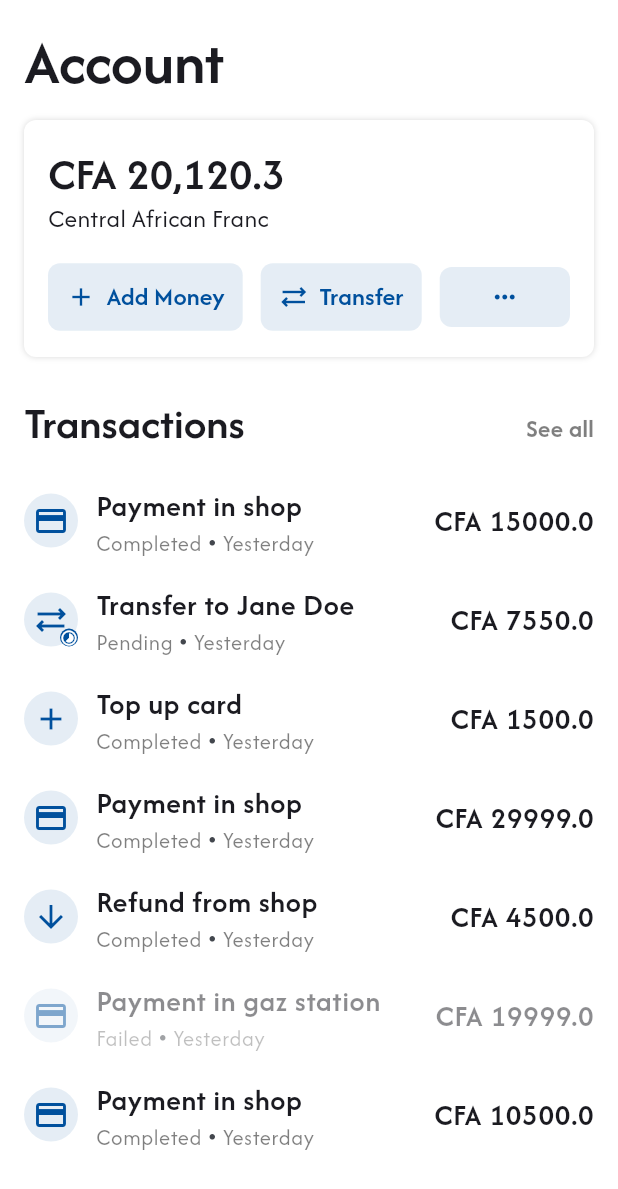
After one commit to Asmitta-01/Dimplespay-feature---Internship-Test, a Flutter app: the DashboardScreen screen opened by its route, scrolled down 95 dp, after a tap on "Add Money", on a phone screen of 412 x 824 dp. The commit adds this screen. Shown: the top 1189 px of the screen. Run offline on Flutter 3.47's test engine with Material 3 defaults, Android fonts, the phone set to English and light mode, and no system bars; our stand-ins replace get, loading_animation_widget.

Commit message:
Added dashboard page

```diff
--- /dev/null
+++ b/lib/controllers/dashboard_controller.dart
@@ -0,0 +1,77 @@
+import 'package:dimplespay_feature_implementation/models/transaction.dart';
+import 'package:get/get.dart';
+
+class DashboardController extends GetxController {
+  List<Transaction> transactions = [];
+
+  DashboardController() {
+    _fetchTransactions();
+  }
+
+  void _fetchTransactions() {
+    transactions = [
+      Transaction(
+        id: 1,
+        amount: 15000,
+        type: 'payment',
+        description: "Payment in shop",
+        status: 'completed',
+        timestamp: DateTime.now().subtract(const Duration(hours: 2)),
+      ),
+      Transaction(
+        id: 2,
+        amount: 7550,
+        type: 'transfer',
+        description: "Transfer to Jane Doe",
+        status: 'pending',
+        timestamp: DateTime.now().subtract(const Duration(hours: 5)),
+      ),
+      Transaction(
+        id: 3,
+        amount: 1500,
+        type: 'topup',
+        description: "Top up card",
+        status: 'completed',
+        timestamp: DateTime.now().subtract(const Duration(hours: 7)),
+      ),
+      Transaction(
+        id: 4,
+        amount: 29999,
+        type: 'payment',
+        description: "Payment in shop",
+        status: 'completed',
+        timestamp: DateTime.now().subtract(const Duration(hours: 8)),
+      ),
+      Transaction(
+        id: 5,
+        amount: 4500,
+        type: 'refund',
+        description: "Refund from shop",
+        status: 'completed',
+        timestamp: DateTime.now().subtract(const Duration(hours: 12)),
+      ),
+      Transaction(
+        id: 6,
+        amount: 19999,
+        type: 'payment',
+        description: "Payment in gaz station",
+        status: 'failed',
+        timestamp: DateTime.now().subtract(const Duration(hours: 24)),
+      ),
+      Transaction(
+        id: 7,
+        amount: 10500,
+        type: 'payment',
+        description: "Payment in shop",
+        status: 'completed',
+        timestamp: DateTime.now().subtract(const Duration(days: 2)),
+      ),
+    ];
+  }
+
+  void topUp() {}
+
+  void transfer() {}
+
+  void goToTransactionsScreen() {}
+}
--- a/lib/controllers/login_controller.dart
+++ b/lib/controllers/login_controller.dart
@@ -1,4 +1,5 @@
 // import 'package:dimplespay_feature_implementation/routes.dart';
+import 'package:dimplespay_feature_implementation/routes.dart';
 import 'package:dimplespay_feature_implementation/utils/api_service.dart';
 import 'package:flutter/material.dart';
 import 'package:get/get.dart';
@@ -9,7 +10,7 @@ class LoginController extends GetxController {
   Future<String?> login(String email, String password) async {
     String? result = await _apiService.login(email: email, password: password);
     if (result == null) {
-      // login successful
+      Get.offAllNamed(Routes.dashboard);
       Get.showSnackbar(GetSnackBar(
         message: 'Login successful',
         duration: const Duration(seconds: 2),
@@ -21,7 +22,6 @@ class LoginController extends GetxController {
           color: Get.theme.colorScheme.onPrimary,
         ),
       ));
-      // Get.offAllNamed(Routes.dashboard);
     }
     return result;
   }
--- a/lib/models/transaction.dart
+++ b/lib/models/transaction.dart
@@ -1,14 +1,16 @@
 class Transaction {
-  final String id;
+  final int id;
   final double amount;
   final String type;
   final String status;
+  final String description;
   final DateTime timestamp;
 
   Transaction({
     required this.id,
     required this.amount,
     required this.type,
+    required this.description,
     required this.status,
     required this.timestamp,
   });
@@ -18,6 +20,7 @@ class Transaction {
       id: json['id'],
       amount: json['amount'].toDouble(),
       type: json['type'],
+      description: json['description'],
       status: json['status'],
       timestamp: DateTime.parse(json['timestamp']),
     );
--- a/lib/routes.dart
+++ b/lib/routes.dart
@@ -1,6 +1,7 @@
+import 'package:dimplespay_feature_implementation/controllers/dashboard_controller.dart';
 import 'package:dimplespay_feature_implementation/controllers/login_controller.dart';
+import 'package:dimplespay_feature_implementation/views/dashboard_screen.dart';
 import 'package:dimplespay_feature_implementation/views/login_screen.dart';
-import 'package:flutter/widgets.dart';
 import 'package:get/get.dart';
 
 abstract class Routes {
@@ -22,6 +23,10 @@ class AppPages {
       page: () => const LoginScreen(),
       binding: BindingsBuilder.put(() => LoginController()),
     ),
-    GetPage(name: Routes.dashboard, page: () => Container()),
+    GetPage(
+      name: Routes.dashboard,
+      page: () => const DashboardScreen(),
+      binding: BindingsBuilder.put(() => DashboardController()),
+    ),
   ];
 }
--- a/lib/utils/api_service.dart
+++ b/lib/utils/api_service.dart
@@ -1,10 +1,12 @@
+import 'dart:async';
 import 'dart:convert';
 import 'dart:io';
+import 'package:dimplespay_feature_implementation/models/transaction.dart';
 import 'package:flutter/foundation.dart';
 import 'package:http/http.dart' as http;
 
 class ApiService {
-  final String baseUrl = "https://192.168.1.52:8000";
+  final String baseUrl = "https://192.168.1.121:8000";
 
   String? _authToken;
 
@@ -16,14 +18,17 @@ class ApiService {
   Future<String?> login(
       {required String email, required String password}) async {
     try {
-      final response = await http.post(
+      final response = await http
+          .post(
             Uri.parse('$baseUrl/login'),
             headers: _headers,
             body: jsonEncode({
               'email': email,
               'password': password,
             }),
-      );
+          )
+          .timeout(const Duration(seconds: 8));
+      ;
 
       final Map data = jsonDecode(response.body);
       if (response.statusCode == 200) {
@@ -36,6 +41,8 @@ class ApiService {
       }
     } on FormatException {
       return "Unable to parse request response";
+    } on TimeoutException {
+      return "Request timeout, check your connection";
     } on SocketException {
       return "Please check your internet connection";
     } catch (e) {
@@ -44,6 +51,53 @@ class ApiService {
     }
   }
 
+  Future<double> getWalletBalance() async {
+    if (_authToken == null) {
+      throw Exception('User not authenticated');
+    }
+
+    try {
+      final response = await http.get(
+        Uri.parse('$baseUrl/wallet/balance'),
+        headers: _headers,
+      );
+
+      if (response.statusCode == 200) {
+        final data = jsonDecode(response.body);
+        return data['balance'].toDouble();
+      } else {
+        throw Exception('Failed to fetch balance: ${response.statusCode}');
+      }
+    } catch (e) {
+      throw Exception('Balance fetch error: $e');
+    }
+  }
+
+  Future<List<Transaction>> getTransactions(
+      {int page = 1, int limit = 10}) async {
+    if (_authToken == null) {
+      throw Exception('User not authenticated');
+    }
+
+    try {
+      final response = await http.get(
+        Uri.parse('$baseUrl/wallet/transactions?page=$page&limit=$limit'),
+        headers: _headers,
+      );
+
+      if (response.statusCode == 200) {
+        final data = jsonDecode(response.body);
+        return (data['transactions'] as List)
+            .map((transaction) => Transaction.fromJson(transaction))
+            .toList();
+      } else {
+        throw Exception('Failed to fetch transactions: ${response.statusCode}');
+      }
+    } catch (e) {
+      throw Exception('Transactions fetch error: $e');
+    }
+  }
+
   void logout() {
     _authToken = null;
   }
--- a/lib/utils/theme.dart
+++ b/lib/utils/theme.dart
@@ -188,7 +188,11 @@ class AppTheme {
       displayLarge: TextStyle(fontFamily: fontFamily, fontSize: 99),
       displayMedium: TextStyle(fontFamily: fontFamily, fontSize: 62),
       displaySmall: TextStyle(fontFamily: fontFamily, fontSize: 50),
-      headlineMedium: TextStyle(fontFamily: fontFamily, fontSize: 42.5),
+      headlineMedium: TextStyle(
+        fontFamily: fontFamily,
+        fontSize: 42.5,
+        fontWeight: FontWeight.w600,
+      ),
       headlineSmall: TextStyle(
         fontFamily: fontFamily,
         fontSize: 30,
--- /dev/null
+++ b/lib/views/dashboard_screen.dart
@@ -0,0 +1,226 @@
+import 'package:dimplespay_feature_implementation/controllers/dashboard_controller.dart';
+import 'package:flutter/material.dart';
+import 'package:get/get.dart';
+
+class DashboardScreen extends GetView<DashboardController> {
+  const DashboardScreen({super.key});
+
+  @override
+  Widget build(BuildContext context) {
+    return GetBuilder<DashboardController>(builder: (controller) {
+      return Scaffold(
+        body: ListView(
+          padding: const EdgeInsets.symmetric(horizontal: 16, vertical: 48),
+          shrinkWrap: true,
+          children: [
+            Align(
+              alignment: Alignment.centerLeft,
+              child: CircleAvatar(
+                radius: 18,
+                backgroundColor: Get.theme.colorScheme.primary,
+                child: Icon(
+                  Icons.person_outline_rounded,
+                  color: Get.theme.colorScheme.onPrimary,
+                ),
+              ),
+            ),
+            const SizedBox(height: 24),
+            Text(
+              "Account",
+              style: Get.textTheme.headlineMedium,
+            ),
+            const SizedBox(height: 12),
+            _buildWalletCard(),
+            const SizedBox(height: 24),
+            Row(
+              textBaseline: TextBaseline.alphabetic,
+              mainAxisAlignment: MainAxisAlignment.spaceBetween,
+              crossAxisAlignment: CrossAxisAlignment.baseline,
+              children: [
+                Text(
+                  "Transactions",
+                  style: Get.textTheme.headlineSmall!
+                      .copyWith(fontWeight: FontWeight.w600),
+                ),
+                InkWell(
+                  onTap: controller.goToTransactionsScreen,
+                  child: Text(
+                    "See all",
+                    style: TextStyle(
+                      fontWeight: FontWeight.bold,
+                      color: Get.theme.colorScheme.onSurface.withOpacity(.5),
+                    ),
+                  ),
+                )
+              ],
+            ),
+            _buildTransactionList()
+          ],
+        ),
+      );
+    });
+  }
+
+  ListView _buildTransactionList() {
+    return ListView.builder(
+      shrinkWrap: true,
+      physics: const NeverScrollableScrollPhysics(),
+      padding: const EdgeInsets.only(top: 12),
+      itemCount: controller.transactions.length,
+      itemBuilder: (context, index) {
+        String type = controller.transactions[index].type;
+        String status = controller.transactions[index].status;
+        return Opacity(
+          opacity: status == 'failed' ? .5 : 1,
+          child: ListTile(
+            visualDensity: VisualDensity.compact,
+            contentPadding: EdgeInsets.zero,
+            leading: Stack(
+              children: [
+                CircleAvatar(
+                  radius: 18,
+                  backgroundColor:
+                      Get.theme.colorScheme.primary.withOpacity(.1),
+                  child: Icon(
+                    type == 'transfer'
+                        ? Icons.sync_alt_outlined
+                        : type == 'refund'
+                            ? Icons.arrow_downward
+                            : type == 'topup'
+                                ? Icons.add
+                                : Icons.payment,
+                    color: Get.theme.colorScheme.primary,
+                  ),
+                ),
+                if (status == 'pending')
+                  Positioned(
+                    bottom: 0,
+                    right: 0,
+                    child: Container(
+                      decoration: BoxDecoration(
+                        color: Get.theme.colorScheme.primary,
+                        shape: BoxShape.circle,
+                      ),
+                      child: Icon(
+                        Icons.timelapse,
+                        size: 12,
+                        color: Get.theme.colorScheme.onPrimary,
+                      ),
+                    ),
+                  )
+              ],
+            ),
+            title: Text(
+              controller.transactions[index].description,
+              overflow: TextOverflow.ellipsis,
+              style: Get.textTheme.bodyLarge!.copyWith(
+                fontWeight: FontWeight.w600,
+              ),
+            ),
+            subtitle: Row(
+              children: [
+                Text(
+                  controller.transactions[index].status.capitalize!,
+                  style: Get.textTheme.bodySmall!.copyWith(
+                    color: Get.theme.colorScheme.onSurface.withOpacity(.5),
+                  ),
+                ),
+                const SizedBox(width: 4),
+                const Text('•'),
+                const SizedBox(width: 4),
+                Text(
+                  "Yesterday",
+                  style: Get.textTheme.bodySmall!.copyWith(
+                    color: Get.theme.colorScheme.onSurface.withOpacity(.5),
+                  ),
+                ),
+              ],
+            ),
+            trailing: Text(
+              "CFA ${controller.transactions[index].amount}",
+              style: Get.textTheme.bodyLarge!.copyWith(
+                fontWeight: FontWeight.w600,
+              ),
+            ),
+          ),
+        );
+      },
+    );
+  }
+
+  Widget _buildWalletCard() {
+    return Container(
+        padding: const EdgeInsets.all(16),
+        decoration: BoxDecoration(
+          color: Get.theme.colorScheme.surface,
+          boxShadow: [
+            BoxShadow(
+              blurRadius: 3,
+              color: Get.theme.colorScheme.onSurface.withOpacity(.15),
+            )
+          ],
+          borderRadius: BorderRadius.circular(8),
+        ),
+        child: Column(
+          crossAxisAlignment: CrossAxisAlignment.start,
+          children: [
+            Text(
+              "CFA 20,120.3",
+              style: Get.textTheme.headlineSmall!
+                  .copyWith(fontWeight: FontWeight.w600),
+            ),
+            const Text("Central African Franc"),
+            const SizedBox(height: 18),
+            Row(
+              children: [
+                ElevatedButton.icon(
+                  onPressed: () {},
+                  label: const Text("Add Money"),
+                  icon: const Icon(Icons.add, size: 20),
+                  iconAlignment: IconAlignment.start,
+                  style: ElevatedButton.styleFrom(
+                    backgroundColor:
+                        Get.theme.colorScheme.primary.withOpacity(.1),
+                    foregroundColor: Get.theme.colorScheme.primary,
+                    textStyle: Get.textTheme.labelLarge!.copyWith(
+                      fontWeight: FontWeight.w600,
+                    ),
+                  ),
+                ),
+                const SizedBox(width: 12),
+                ElevatedButton.icon(
+                  onPressed: controller.transfer,
+                  label: const Text("Transfer"),
+                  icon: const Icon(Icons.sync_alt_outlined, size: 20),
+                  iconAlignment: IconAlignment.start,
+                  style: ElevatedButton.styleFrom(
+                    backgroundColor:
+                        Get.theme.colorScheme.primary.withOpacity(.1),
+                    foregroundColor: Get.theme.colorScheme.primary,
+                    textStyle: Get.textTheme.labelLarge!.copyWith(
+                      fontWeight: FontWeight.w600,
+                    ),
+                  ),
+                ),
+                const SizedBox(width: 12),
+                Expanded(
+                  child: ElevatedButton(
+                    onPressed: () {},
+                    iconAlignment: IconAlignment.start,
+                    style: ElevatedButton.styleFrom(
+                      backgroundColor:
+                          Get.theme.colorScheme.primary.withOpacity(.1),
+                      foregroundColor: Get.theme.colorScheme.primary,
+                      textStyle: Get.textTheme.labelLarge!.copyWith(
+                        fontWeight: FontWeight.w600,
+                      ),
+                    ),
+                    child: const Icon(Icons.more_horiz, size: 20),
+                  ),
+                ),
+              ],
+            ),
+          ],
+        ));
+  }
+}
```
Lines whose indentation alone changed are shown as unchanged.
